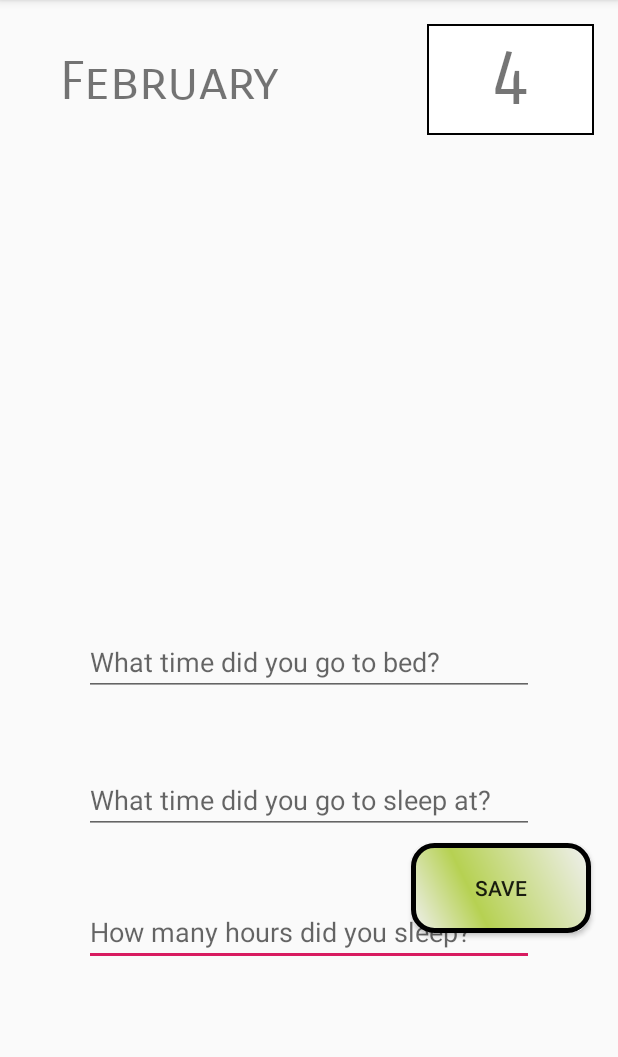
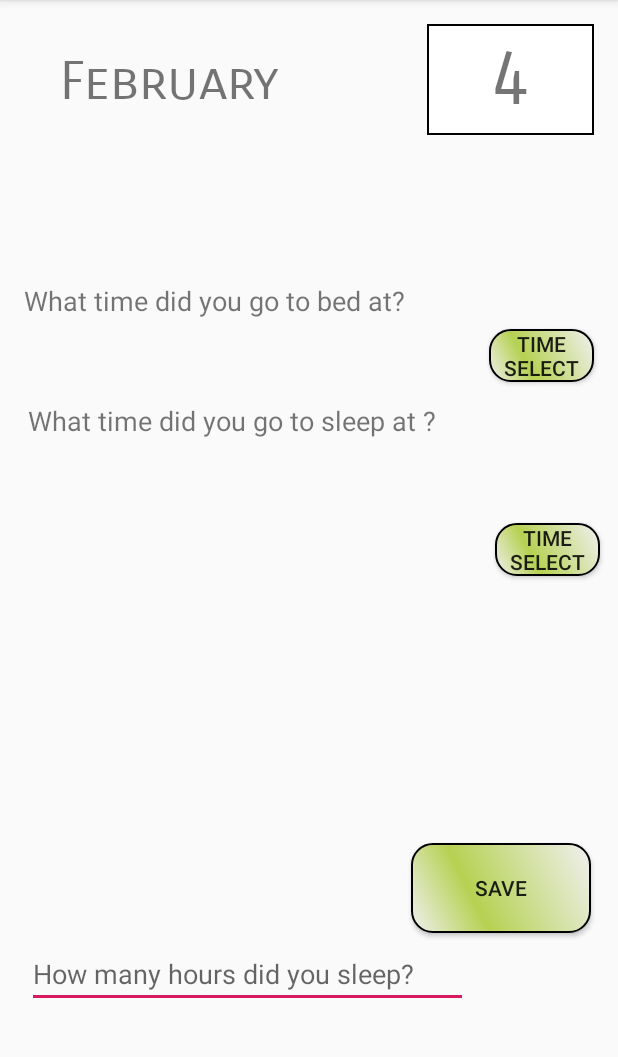
Before and after one commit to HannahMulligan96/SleepLabFinalYearProject, an Android app: the Test screen opened directly, with no data from a screen before it, on a phone screen of 412 x 824 dp, the part 84-1141 px from its top. Run offline under Robolectric (Android 15) with nearby library versions, the phone set to English and light mode, and no system bars; our stand-ins replace Firebase (no records; nobody signed in at launch, a user with empty details on screens opened directly).

Commit message:
Timepicker
Timepicker working and storing selcted time in firebase

```diff
--- a/SleepLab/app/src/main/java/com/nci/sleeplab/Hum.java
+++ b/SleepLab/app/src/main/java/com/nci/sleeplab/Hum.java
@@ -49,6 +49,7 @@ public class Hum extends AppCompatActivity {
             DatabaseReference myRefTemp = database.getReference("Hum");
 
 
+
             final TextView myText = findViewById(R.id.textHum);
 
 
--- a/SleepLab/app/src/main/java/com/nci/sleeplab/Test.java
+++ b/SleepLab/app/src/main/java/com/nci/sleeplab/Test.java
@@ -1,23 +1,28 @@
 package com.nci.sleeplab;
 
+import android.app.TimePickerDialog;
+import android.support.v4.app.DialogFragment;
 import android.support.v7.app.AppCompatActivity;
 import android.os.Bundle;
 import android.view.View;
 import android.widget.Button;
 import android.widget.EditText;
 import android.widget.TextView;
+import android.widget.TimePicker;
+
 import java.util.Calendar;
+
 import com.google.firebase.database.DatabaseReference;
 import com.google.firebase.database.FirebaseDatabase;
 
 
-public class Test extends AppCompatActivity {
+public class Test extends AppCompatActivity implements TimePickerDialog.OnTimeSetListener {
 
 
     private TextView myDateView;
     private TextView myMonthView;
     private TextView mysleepTime;
-    private TextView mysleepBed;
+    private TextView myBedTime;
     private TextView mysleepHours;
     private int mYear;
     private int mMonth;
@@ -31,6 +36,32 @@ public class Test extends AppCompatActivity {
         super.onCreate(savedInstanceState);
         setContentView(R.layout.activity_test);
 
+
+        //Time picker widget on click listener for button
+        Button button = (Button) findViewById(R.id.selectBtn);
+        button.setOnClickListener(new View.OnClickListener() {
+            @Override
+            public void onClick(View v) {
+
+                DialogFragment timePicker = new TimePickerFragment();
+                timePicker.show(getSupportFragmentManager(), "time picker");
+
+            }
+        });
+
+        //Time picker widget on click listener for button
+        Button button1 = (Button) findViewById(R.id.selectBtn2);
+        button1.setOnClickListener(new View.OnClickListener() {
+            @Override
+            public void onClick(View v) {
+
+                DialogFragment timePicker = new TimePickerFragment();
+                timePicker.show(getSupportFragmentManager(), "time picker");
+
+            }
+        });
+
+
         //Sending how many hours you slept to firebase
         myButton = (Button) findViewById(R.id.saveButton);
         myButton.setOnClickListener(new View.OnClickListener() {
@@ -40,7 +71,21 @@ public class Test extends AppCompatActivity {
             @Override
             public void onClick(View v) {
                 FirebaseDatabase database = FirebaseDatabase.getInstance();
-                DatabaseReference myRefBed = database.getReference("SleepHours");
+                DatabaseReference myRefSleep = database.getReference("SleepHours");
+                myRefSleep.setValue(myText.getText().toString().trim());
+            }
+        });
+
+        //Sending what time you went to bed to firebase
+        myButton = (Button) findViewById(R.id.saveButton);
+        myButton.setOnClickListener(new View.OnClickListener() {
+
+            final TextView myText = findViewById(R.id.bedTime);
+
+            @Override
+            public void onClick(View v) {
+                FirebaseDatabase database = FirebaseDatabase.getInstance();
+                DatabaseReference myRefBed = database.getReference("BedTime");
                 myRefBed.setValue(myText.getText().toString().trim());
             }
         });
@@ -49,7 +94,7 @@ public class Test extends AppCompatActivity {
         myDateView = (TextView) findViewById(R.id.dateView);
         myMonthView = (TextView) findViewById(R.id.monthView);
         mysleepTime = (TextView) findViewById(R.id.sleepTime);
-        mysleepBed = (TextView) findViewById(R.id.sleepBed);
+        myBedTime = (TextView) findViewById(R.id.bedTime);
         mysleepHours = (TextView) findViewById(R.id.sleepHours);
 
 
@@ -86,5 +131,16 @@ public class Test extends AppCompatActivity {
 
         myDateView.setText(Integer.toString(mDay));
         myMonthView.setText((curMonth));
+
+    }
+
+
+    //Setting the time selected by the user to the views
+    @Override
+    public void onTimeSet(TimePicker view, int hourOfDay, int minute) {
+        TextView textView = (TextView) findViewById(R.id.bedTime);
+        textView.setText("" + hourOfDay + ":" + minute);
+
+
     }
 }
--- /dev/null
+++ b/SleepLab/app/src/main/java/com/nci/sleeplab/TimePickerFragment.java
@@ -0,0 +1,23 @@
+package com.nci.sleeplab;
+
+import android.app.Dialog;
+import android.app.TimePickerDialog;
+import android.os.Bundle;
+import android.support.annotation.NonNull;
+import android.support.annotation.Nullable;
+import android.support.v4.app.DialogFragment;
+import android.text.format.DateFormat;
+
+import java.util.Calendar;
+
+public class TimePickerFragment extends DialogFragment {
+    @NonNull
+    @Override
+    public Dialog onCreateDialog(@Nullable Bundle savedInstanceState) {
+
+        Calendar c = Calendar.getInstance();
+        int hour = c.get(Calendar.HOUR_OF_DAY);
+        int minute =c.get(Calendar.MINUTE);
+        return new TimePickerDialog(getActivity(),(TimePickerDialog.OnTimeSetListener)getActivity(),hour, minute, DateFormat.is24HourFormat(getActivity()));
+    }
+}
--- a/SleepLab/app/src/main/res/drawable/registerbutton.xml
+++ b/SleepLab/app/src/main/res/drawable/registerbutton.xml
@@ -22,7 +22,7 @@
         android:height="30dp"
         />
     <stroke
-        android:width="3dp"
+        android:width="1dp"
 
         />
 </shape>
--- a/SleepLab/app/src/main/res/layout/activity_test.xml
+++ b/SleepLab/app/src/main/res/layout/activity_test.xml
@@ -6,43 +6,34 @@
     android:layout_height="match_parent"
     tools:context=".Test">
 
+    <TextView
+        android:id="@+id/sleepTime"
+        android:layout_width="280dp"
+        android:layout_height="36dp"
+        android:layout_marginStart="8dp"
+        android:layout_marginTop="8dp"
+        android:layout_marginEnd="68dp"
+        android:layout_marginBottom="8dp"
+        android:textSize="20dp"
+        app:layout_constraintBottom_toBottomOf="parent"
+        app:layout_constraintEnd_toEndOf="parent"
+        app:layout_constraintHorizontal_bias="0.214"
+        app:layout_constraintStart_toStartOf="parent"
+        app:layout_constraintTop_toTopOf="parent"
+        app:layout_constraintVertical_bias="0.631" />
+
     <EditText
         android:id="@+id/sleepHours"
-        android:layout_width="300dp"
+        android:layout_width="294dp"
         android:layout_height="45dp"
         android:layout_marginStart="18dp"
         android:layout_marginEnd="18dp"
-        android:layout_marginBottom="124dp"
+        android:layout_marginBottom="96dp"
         android:ems="10"
         android:hint="How many hours did you sleep?"
         app:layout_constraintBottom_toBottomOf="parent"
         app:layout_constraintEnd_toEndOf="parent"
-        app:layout_constraintStart_toStartOf="parent" />
-
-    <EditText
-        android:id="@+id/sleepTime"
-        android:layout_width="300dp"
-        android:layout_height="45dp"
-        android:layout_marginStart="18dp"
-        android:layout_marginEnd="18dp"
-        android:layout_marginBottom="212dp"
-        android:ems="10"
-        android:hint="What time did you go to sleep at?"
-        app:layout_constraintBottom_toBottomOf="parent"
-        app:layout_constraintEnd_toEndOf="parent"
-        app:layout_constraintStart_toStartOf="parent" />
-
-    <EditText
-        android:id="@+id/sleepBed"
-        android:layout_width="300dp"
-        android:layout_height="45dp"
-        android:layout_marginStart="18dp"
-        android:layout_marginEnd="18dp"
-        android:layout_marginBottom="304dp"
-        android:ems="10"
-        android:hint="What time did you go to bed?"
-        app:layout_constraintBottom_toBottomOf="parent"
-        app:layout_constraintEnd_toEndOf="parent"
+        app:layout_constraintHorizontal_bias="0.0"
         app:layout_constraintStart_toStartOf="parent" />
 
     <TextView
@@ -84,4 +75,77 @@
         app:layout_constraintHorizontal_bias="0.939"
         app:layout_constraintStart_toStartOf="parent"
         app:layout_constraintTop_toTopOf="parent" />
+
+
+    <TextView
+        android:id="@+id/bedTime"
+        android:layout_width="280dp"
+        android:layout_height="36dp"
+        android:layout_marginStart="8dp"
+        android:layout_marginTop="8dp"
+        android:layout_marginEnd="68dp"
+        android:layout_marginBottom="8dp"
+        android:textSize="20dp"
+        app:layout_constraintBottom_toBottomOf="parent"
+        app:layout_constraintEnd_toEndOf="parent"
+        app:layout_constraintHorizontal_bias="0.285"
+        app:layout_constraintStart_toStartOf="parent"
+        app:layout_constraintTop_toTopOf="parent"
+        app:layout_constraintVertical_bias="0.455" />
+
+    <Button
+        android:id="@+id/selectBtn"
+        android:layout_width="70dp"
+        android:layout_height="35dp"
+        android:layout_marginTop="216dp"
+        android:layout_marginEnd="16dp"
+        android:layout_marginBottom="8dp"
+        android:background="@drawable/registerbutton"
+        android:text="Time Select"
+        app:layout_constraintBottom_toBottomOf="parent"
+        app:layout_constraintEnd_toEndOf="parent"
+        app:layout_constraintTop_toTopOf="parent"
+        app:layout_constraintVertical_bias="0.007" />
+
+    <Button
+        android:id="@+id/selectBtn2"
+        android:layout_width="70dp"
+        android:layout_height="35dp"
+        android:layout_marginTop="216dp"
+        android:layout_marginEnd="12dp"
+        android:layout_marginBottom="8dp"
+        android:background="@drawable/registerbutton"
+        android:text="Time Select"
+        app:layout_constraintBottom_toBottomOf="parent"
+        app:layout_constraintEnd_toEndOf="parent"
+        app:layout_constraintTop_toTopOf="parent"
+        app:layout_constraintVertical_bias="0.261" />
+
+    <TextView
+        android:id="@+id/bedTimeQ"
+        android:textSize="18dp"
+        android:layout_width="284dp"
+        android:layout_height="49dp"
+        android:layout_marginStart="8dp"
+        android:layout_marginTop="188dp"
+        android:layout_marginEnd="8dp"
+        android:text="What time did you go to bed at?"
+        app:layout_constraintEnd_toEndOf="parent"
+        app:layout_constraintHorizontal_bias="0.071"
+        app:layout_constraintStart_toStartOf="parent"
+        app:layout_constraintTop_toTopOf="parent" />
+
+    <TextView
+        android:id="@+id/sleepTimeQ"
+        android:layout_width="284dp"
+        android:layout_height="49dp"
+        android:layout_marginStart="8dp"
+        android:layout_marginTop="268dp"
+        android:layout_marginEnd="8dp"
+        android:text="What time did you go to sleep at ?"
+        android:textSize="18dp"
+        app:layout_constraintEnd_toEndOf="parent"
+        app:layout_constraintHorizontal_bias="0.095"
+        app:layout_constraintStart_toStartOf="parent"
+        app:layout_constraintTop_toTopOf="parent" />
 </android.support.constraint.ConstraintLayout>
```
Also changed, not shown: 1 other file.
